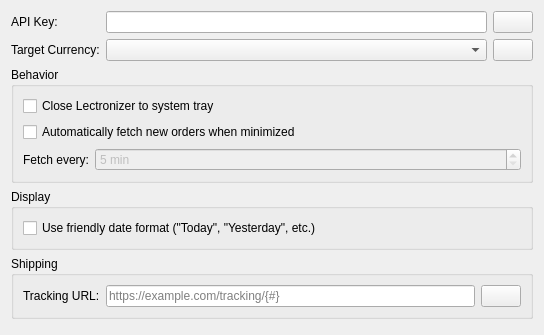
This is widgets/settingspages/generalsettingspage.ui in arturo182/lectronizer as Qt 5 draws it before an edit. The edited form follows.
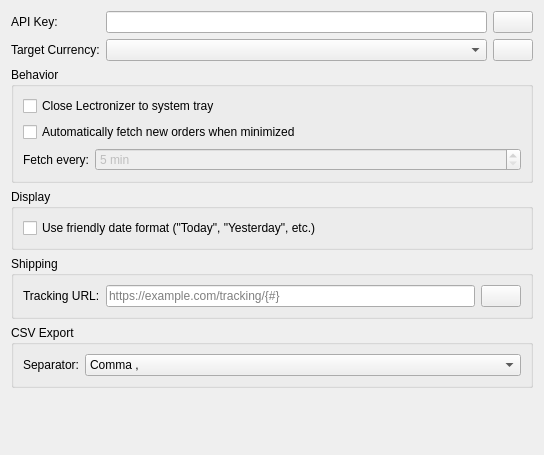
This is the edited form. Icons and pictures are not drawn.

What changed in the file:
```diff
--- a/widgets/settingspages/generalsettingspage.ui
+++ b/widgets/settingspages/generalsettingspage.ui
@@ -7,7 +7,7 @@
     <x>0</x>
     <y>0</y>
     <width>544</width>
-    <height>335</height>
+    <height>455</height>
    </rect>
   </property>
   <layout class="QFormLayout" name="formLayout">
@@ -188,6 +188,41 @@
      </layout>
     </widget>
    </item>
+   <item row="5" column="0" colspan="2">
+    <widget class="QGroupBox" name="csvExportGroupBox">
+     <property name="title">
+      <string>CSV Export</string>
+     </property>
+     <layout class="QFormLayout" name="formLayout_4">
+      <item row="0" column="0">
+       <widget class="QLabel" name="csvSeparatorLabel">
+        <property name="text">
+         <string>Separator:</string>
+        </property>
+       </widget>
+      </item>
+      <item row="0" column="1">
+       <widget class="QComboBox" name="csvSeparatorComboBox">
+        <item>
+         <property name="text">
+          <string>Comma ,</string>
+         </property>
+        </item>
+        <item>
+         <property name="text">
+          <string>Semicolon ;</string>
+         </property>
+        </item>
+        <item>
+         <property name="text">
+          <string>Tab \t</string>
+         </property>
+        </item>
+       </widget>
+      </item>
+     </layout>
+    </widget>
+   </item>
   </layout>
  </widget>
  <resources>
```
